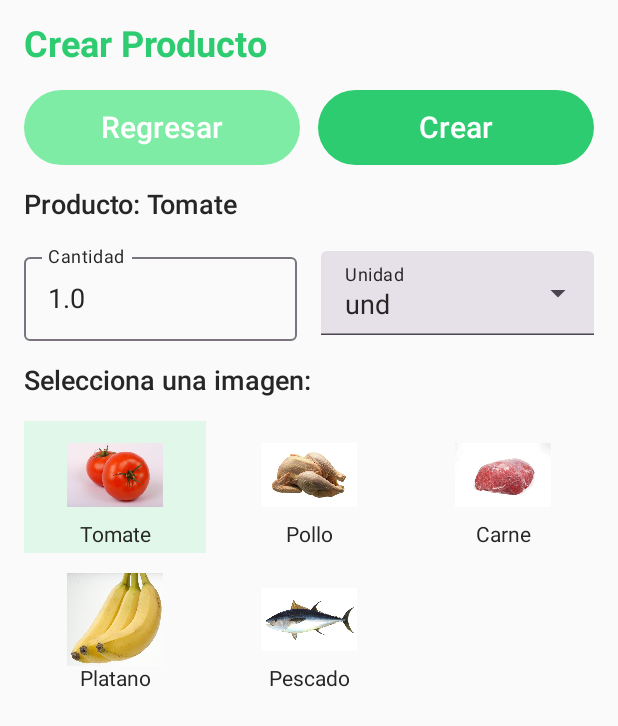
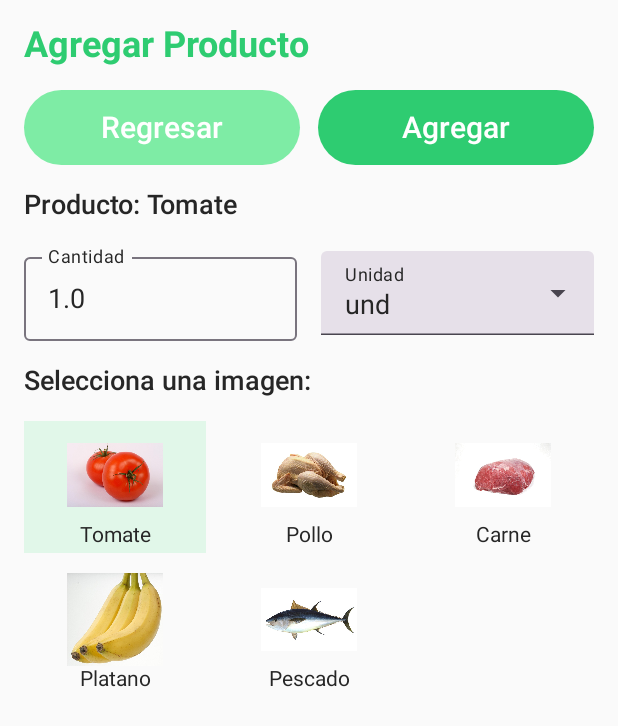
Before and after one commit to JuanfeP2004/AppNativa, an Android app built with Jetpack Compose: a screen of MainActivity opened through its navigation route, on a phone screen of 412 x 824 dp. Shown: the top 726 px of the screen. Run offline under Robolectric (Android 15) with nearby library versions, the phone set to English and light mode, and no system bars.

```diff
--- a/app/src/main/java/com/xacarana/milistademercado/screens/CreateProduct.kt
+++ b/app/src/main/java/com/xacarana/milistademercado/screens/CreateProduct.kt
@@ -59,7 +59,7 @@ fun CreateProduct(
         verticalArrangement = Arrangement.spacedBy(16.dp)
     ) {
         Text(
-            text = "Crear Producto",
+            text = "Agregar Producto",
             fontSize = 24.sp,
             fontWeight = FontWeight.Bold,
             color = GreenPrimary
@@ -93,7 +93,7 @@ fun CreateProduct(
                     .weight(1f)
                     .height(50.dp)
             ) {
-                Text("Crear", color = Color.White)
+                Text("Agregar", color = Color.White)
             }
         }
 
```
